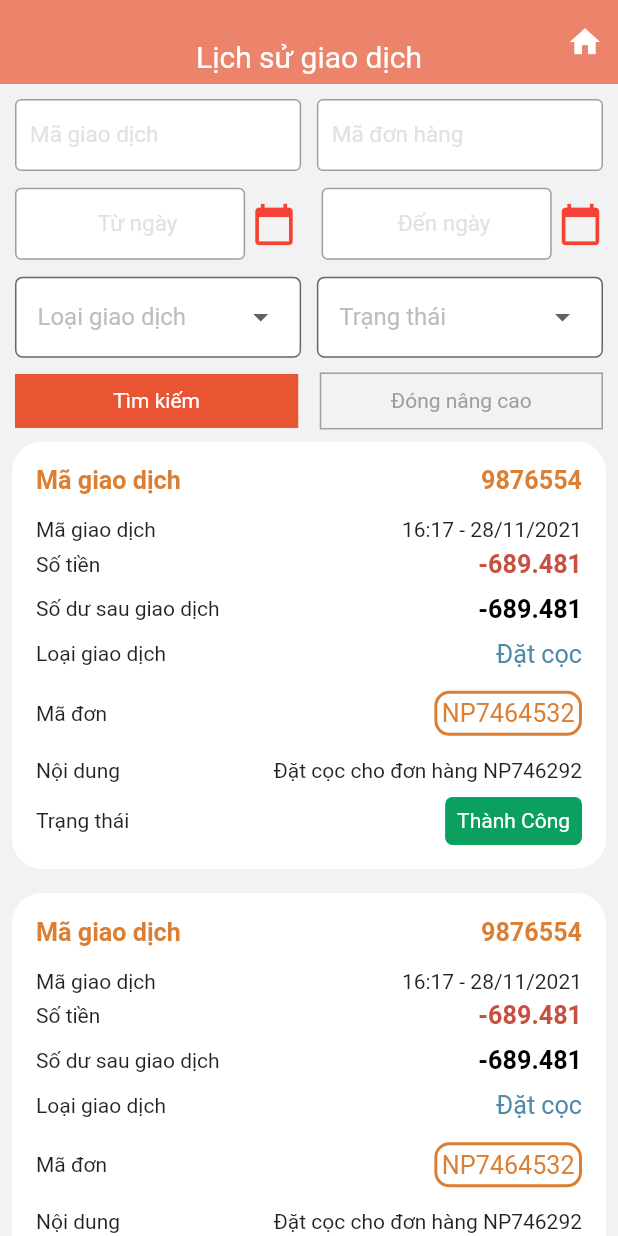
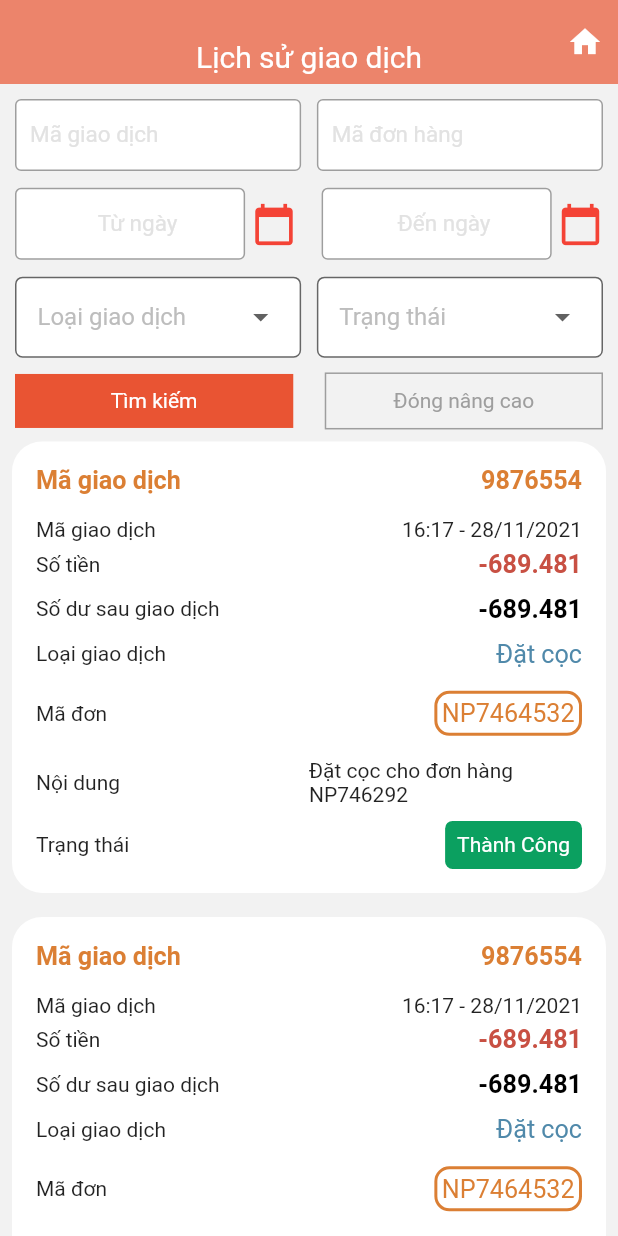
Before and after one commit to nduc999112/flutter_1, a Flutter app: the screen it shows after launch, on a phone screen of 412 x 824 dp. Run offline on Flutter 3.47's test engine with Material 2 defaults, Android fonts, the phone set to English and light mode, and no system bars; our stand-ins replace flutter_screenutil.

Commit message:
màn lịch sử giao dich

```diff
--- a/lib/home9_duc/home9_view.dart
+++ b/lib/home9_duc/home9_view.dart
@@ -227,14 +227,22 @@ class _Home9ViewState extends State<Home9View> {
               child: Row(
                 mainAxisAlignment: MainAxisAlignment.spaceBetween,
                 children: [
-                  Container(
+                  Flexible(
+                    flex:1,
+                    child: Container(
                       width: SizeConst.w180,
                       color: Color(0xffe95433),
                      child: Padding(
                        padding:  EdgeInsets.all(10.0),
                        child: Center(child: Text('Tìm kiếm',style: TextStyle(color: Colors.white),)),
                      )),
-                  Container(
+                  ),
+                  SizedBox(
+                    width: SizeConst.w20,
+                  ),
+                  Flexible(
+                    flex:1,
+                    child: Container(
                         decoration: BoxDecoration(
                             border: Border.all(color: Colors.grey)
                         ),
@@ -243,6 +251,7 @@ class _Home9ViewState extends State<Home9View> {
                           padding:  EdgeInsets.all(10.0),
                           child: Center(child: Text('Đóng nâng cao',style: TextStyle(color: Colors.grey),)),
                         )),
+                  ),
 
                 ],
               ),
@@ -265,8 +274,14 @@ class _Home9ViewState extends State<Home9View> {
                           Row(
                             mainAxisAlignment: MainAxisAlignment.spaceBetween,
                             children: [
-                              Text('Mã giao dịch',style: TextStyle(color: Color(0xffdb7f34),fontSize: SizeConst.size17,fontWeight: FontWeight.bold),),
-                              Text('${historys![int].id}',style: TextStyle(color: Color(0xffdb7f34),fontSize: SizeConst.size17,fontWeight: FontWeight.bold),)
+                              Flexible(
+                                  flex:1,
+                                  fit: FlexFit.loose,
+                                  child: Text('Mã giao dịch',style: TextStyle(color: Color(0xffdb7f34),fontSize: SizeConst.size17,fontWeight: FontWeight.bold),)),
+                              Flexible(
+                                  flex:1,
+                                  fit: FlexFit.loose,
+                                  child: Text('${historys![int].id}',style: TextStyle(color: Color(0xffdb7f34),fontSize: SizeConst.size17,fontWeight: FontWeight.bold),))
                             ],
                           ),
                           SizedBox(
@@ -275,8 +290,14 @@ class _Home9ViewState extends State<Home9View> {
                           Row(
                             mainAxisAlignment: MainAxisAlignment.spaceBetween,
                             children: [
-                              Text('Mã giao dịch',style: TextStyle(),),
-                              Text('${historys![int].date}',style: TextStyle(),)
+                              Flexible(
+                                  flex:1,
+                                  fit: FlexFit.loose,
+                                  child: Text('Mã giao dịch',style: TextStyle(),)),
+                              Flexible(
+                                  flex:1,
+                                  fit: FlexFit.loose,
+                                  child: Text('${historys![int].date}',style: TextStyle(),))
                             ],
                           ),
                           SizedBox(
@@ -285,8 +306,14 @@ class _Home9ViewState extends State<Home9View> {
                           Row(
                             mainAxisAlignment: MainAxisAlignment.spaceBetween,
                             children: [
-                              Text('Số tiền',style: TextStyle(),),
-                              Text('${historys![int].money}',style: TextStyle(color: Color(0xffc85043),fontWeight: FontWeight.bold,fontSize: SizeConst.size17),)
+                              Flexible(
+                                  flex:1,
+                                  fit: FlexFit.loose,
+                                  child: Text('Số tiền',style: TextStyle(),)),
+                              Flexible(
+                                  flex:1,
+                                  fit: FlexFit.loose,
+                                  child: Text('${historys![int].money}',style: TextStyle(color: Color(0xffc85043),fontWeight: FontWeight.bold,fontSize: SizeConst.size17),))
                             ],
                           ),
                           SizedBox(
@@ -295,8 +322,14 @@ class _Home9ViewState extends State<Home9View> {
                           Row(
                             mainAxisAlignment: MainAxisAlignment.spaceBetween,
                             children: [
-                              Text('Số dư sau giao dịch',style: TextStyle(),),
-                              Text('${historys![int].money}',style: TextStyle(color:Colors.black,fontWeight: FontWeight.bold,fontSize: SizeConst.size17),)
+                              Flexible(
+                                  flex:1,
+                                  fit: FlexFit.loose,
+                                  child: Text('Số dư sau giao dịch',style: TextStyle(),)),
+                              Flexible(
+                                  flex:1,
+                                  fit: FlexFit.loose,
+                                  child: Text('${historys![int].money}',style: TextStyle(color:Colors.black,fontWeight: FontWeight.bold,fontSize: SizeConst.size17),))
                             ],
                           ),
                           SizedBox(
@@ -305,8 +338,14 @@ class _Home9ViewState extends State<Home9View> {
                           Row(
                             mainAxisAlignment: MainAxisAlignment.spaceBetween,
                             children: [
-                                Text('Loại giao dịch',style: TextStyle(),),
-                              Text('${historys![int].type}',style: TextStyle(color:Color(0xff5089aa),fontSize: SizeConst.size17),)
+                                Flexible(
+                                    flex:1,
+                                    fit: FlexFit.loose,
+                                    child: Text('Loại giao dịch',style: TextStyle(),)),
+                              Flexible(
+                                  flex:1,
+                                  fit: FlexFit.loose,
+                                  child: Text('${historys![int].type}',style: TextStyle(color:Color(0xff5089aa),fontSize: SizeConst.size17),))
                             ],
                           ),
                           SizedBox(
@@ -315,8 +354,14 @@ class _Home9ViewState extends State<Home9View> {
                           Row(
                             mainAxisAlignment: MainAxisAlignment.spaceBetween,
                             children: [
-                              Text('Mã đơn',style: TextStyle(),),
-                              Container(
+                              Flexible(
+                                  flex:1,
+                                  fit: FlexFit.loose,
+                                  child: Text('Mã đơn',style: TextStyle(),)),
+                              Flexible(
+                                flex:1,
+                                fit: FlexFit.loose,
+                                child: Container(
                                     decoration: BoxDecoration(
                                         borderRadius: BorderRadius.circular(10),
                                       border: Border.all(color: Color(0xffdb7f34),width: 2)
@@ -324,7 +369,8 @@ class _Home9ViewState extends State<Home9View> {
                                     child: Padding(
                                       padding:  EdgeInsets.symmetric(horizontal: 3,vertical: 3),
                                       child: Text('${historys![int].code}',style: TextStyle(color: Color(0xffdb7f34),fontSize: SizeConst.size17),),
-                                  ))
+                                    )),
+                              )
                             ],
                           ),
                           SizedBox(
@@ -333,8 +379,14 @@ class _Home9ViewState extends State<Home9View> {
                           Row(
                             mainAxisAlignment: MainAxisAlignment.spaceBetween,
                             children: [
-                              Text('Nội dung',style: TextStyle(),),
-                              Text('${historys![int].content}',style: TextStyle())
+                              Flexible(
+                                  flex:1,
+                                  fit: FlexFit.loose,
+                                  child: Text('Nội dung',style: TextStyle(),)),
+                              Flexible(
+                                  flex:1,
+                                  fit: FlexFit.loose,
+                                  child: Text('${historys![int].content}',style: TextStyle()))
                             ],
                           ),
                           SizedBox(
@@ -343,8 +395,14 @@ class _Home9ViewState extends State<Home9View> {
                           Row(
                             mainAxisAlignment: MainAxisAlignment.spaceBetween,
                             children: [
-                              Text('Trạng thái',style: TextStyle(),),
-                              Container(
+                              Flexible(
+                                  flex:1,
+                                  fit: FlexFit.loose,
+                                  child: Text('Trạng thái',style: TextStyle(),)),
+                              Flexible(
+                                flex:1,
+                                fit: FlexFit.loose,
+                                child: Container(
                                     decoration: BoxDecoration(
                                       color: Color(0xff0ba060),
                                       borderRadius: BorderRadius.circular(5),
@@ -352,7 +410,8 @@ class _Home9ViewState extends State<Home9View> {
                                     child: Padding(
                                       padding:  EdgeInsets.all(8.0),
                                       child: Text('${historys![int].status}',style: TextStyle(color:Colors.white),),
-                                  ))
+                                    )),
+                              )
                             ],
                           ),
                         ],
```
Lines whose indentation alone changed are shown as unchanged.
